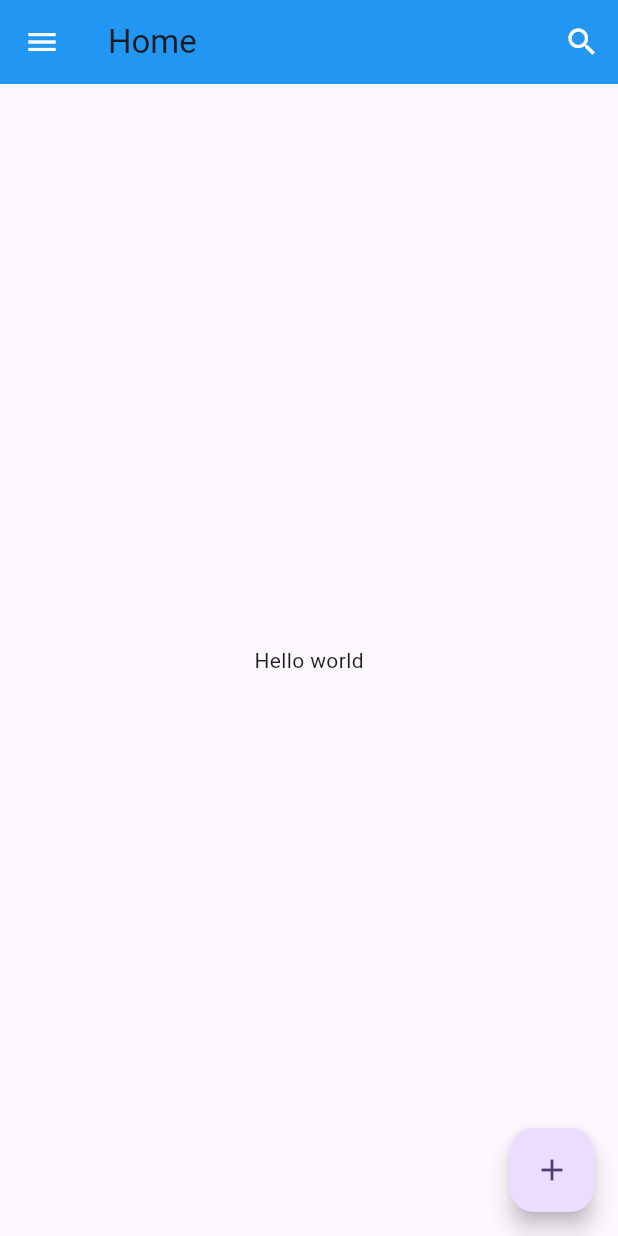
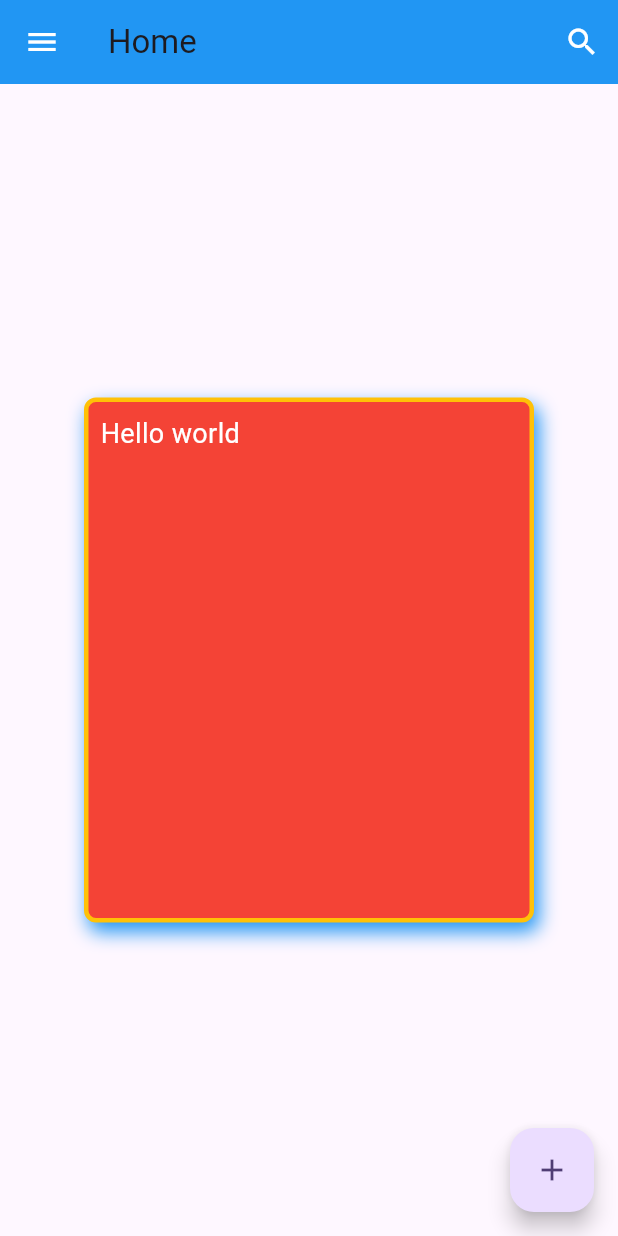
Before and after one commit to bayutp/dicoding-flutter-pemula, a Flutter app: the screen it shows after launch, on a phone screen of 412 x 824 dp. Run offline on Flutter 3.47's test engine with Material 3 defaults, Android fonts, the phone set to English and light mode, and no system bars.

Commit message:
Belajar tentang container, container decoration : shape, boxshadow, border, border radius etc

```diff
--- a/lib/main.dart
+++ b/lib/main.dart
@@ -20,6 +20,7 @@ class MyApp extends StatelessWidget {
   }
 }
 
+// Mengenal stateless & stateful widgets
 class Heading extends StatelessWidget {
   final String text;
 
@@ -94,6 +95,7 @@ class _BiggerTextState extends State<BiggerText> {
   }
 }
 
+// Mengenal scaffold widgets
 class HomeScreen extends StatelessWidget {
   const HomeScreen({super.key});
 
@@ -135,7 +137,7 @@ class HomeScreen extends StatelessWidget {
           ),
         ),
       ),
-      body: const Center(child: Text("Hello world")),
+      body: const Center(child: Content(text: "Hello world")),
       floatingActionButton: FloatingActionButton(
         onPressed: () {
           ScaffoldMessenger.of(
@@ -147,3 +149,30 @@ class HomeScreen extends StatelessWidget {
     );
   }
 }
+
+// Mengenal container
+class Content extends StatelessWidget {
+  final String text;
+
+  const Content({super.key, required this.text});
+
+  @override
+  Widget build(BuildContext context) {
+    return Container(
+      //color: Colors.blue,
+      height: 350,
+      width: 300,
+      padding: const EdgeInsets.all(8),
+      margin: const EdgeInsets.all(8),
+      decoration: BoxDecoration(
+        color: Colors.red, //shape: BoxShape.circle
+        boxShadow: const [
+          BoxShadow(color: Colors.blue, offset: Offset(3, 6), blurRadius: 10),
+        ],
+        border: Border.all(color: Colors.amber, width: 3),
+        borderRadius: BorderRadius.circular(8),
+      ),
+      child: Text(text, style: TextStyle(fontSize: 18.0, color: Colors.white)),
+    );
+  }
+}
```
